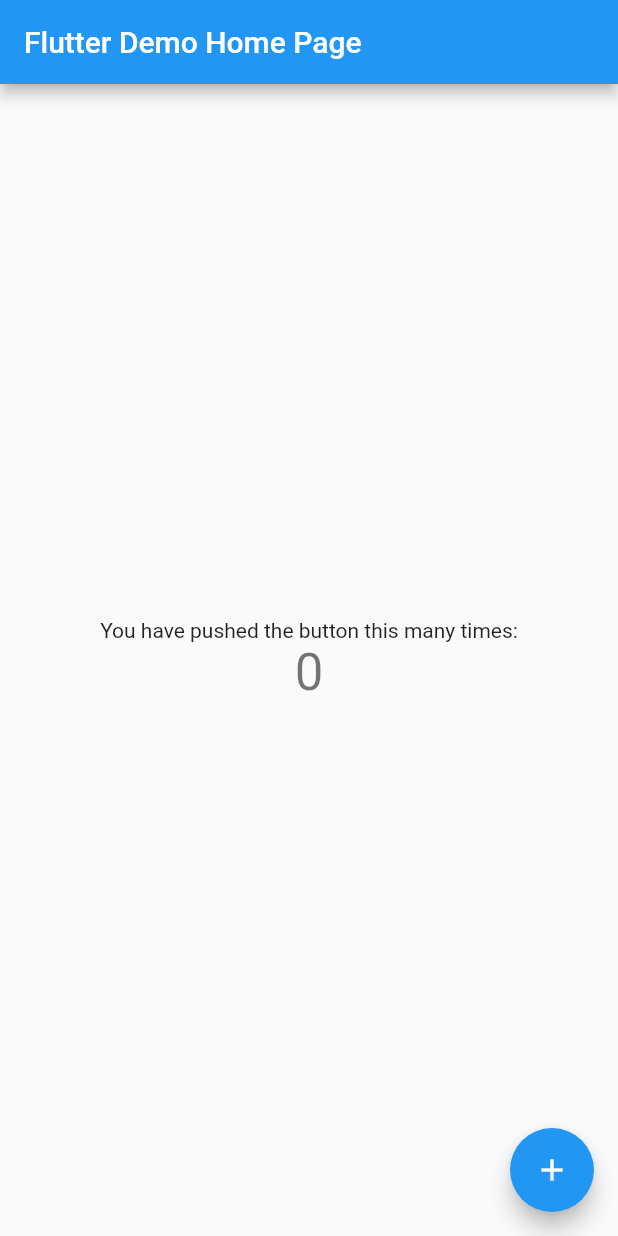
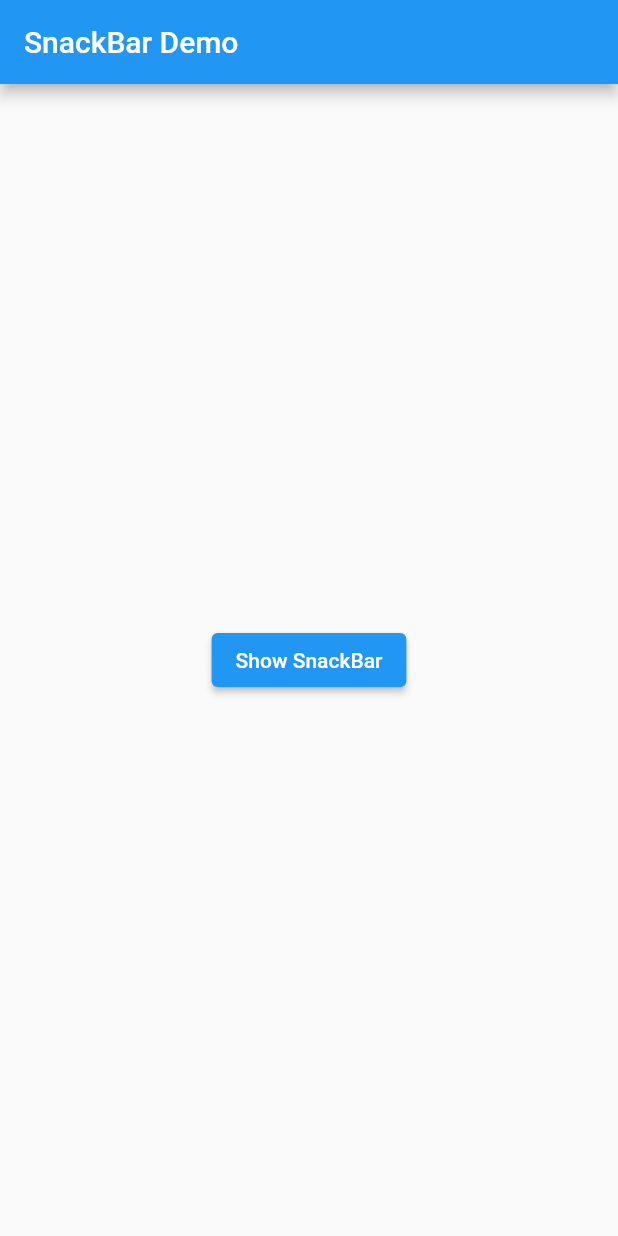
Before and after one commit to chayandashora/penorama, a Flutter app: the screen it shows after launch, on a phone screen of 412 x 824 dp. Run offline on Flutter 3.47's test engine with Material 2 defaults, Android fonts, the phone set to English and light mode, and no system bars.

Commit message:
Boilerplate code removed and demo code added for testing

```diff
--- a/lib/main.dart
+++ b/lib/main.dart
@@ -5,109 +5,42 @@
 }
 
 class MyApp extends StatelessWidget {
-  // This widget is the root of your application.
   @override
   Widget build(BuildContext context) {
     return MaterialApp(
-      title: 'Flutter Demo',
-      theme: ThemeData(
-        // This is the theme of your application.
-        //
-        // Try running your application with "flutter run". You'll see the
-        // application has a blue toolbar. Then, without quitting the app, try
-        // changing the primarySwatch below to Colors.green and then invoke
-        // "hot reload" (press "r" in the console where you ran "flutter run",
-        // or simply save your changes to "hot reload" in a Flutter IDE).
-        // Notice that the counter didn't reset back to zero; the application
-        // is not restarted.
-        primarySwatch: Colors.blue,
+      title: 'SnackBar Demo',
+      home: Scaffold(
+        appBar: AppBar(
+          title: Text('SnackBar Demo'),
+        ),
+        body: SnackBarPage(),
       ),
-      home: MyHomePage(title: 'Flutter Demo Home Page'),
     );
   }
 }
 
-class MyHomePage extends StatefulWidget {
-  MyHomePage({Key? key, this.title}) : super(key: key);
-
-  // This widget is the home page of your application. It is stateful, meaning
-  // that it has a State object (defined below) that contains fields that affect
-  // how it looks.
-
-  // This class is the configuration for the state. It holds the values (in this
-  // case the title) provided by the parent (in this case the App widget) and
-  // used by the build method of the State. Fields in a Widget subclass are
-  // always marked "final".
-
-  final String? title;
-
-  @override
-  _MyHomePageState createState() => _MyHomePageState();
-}
-
-class _MyHomePageState extends State<MyHomePage> {
-  int _counter = 0;
-
-  void _incrementCounter() {
-    setState(() {
-      // This call to setState tells the Flutter framework that something has
-      // changed in this State, which causes it to rerun the build method below
-      // so that the display can reflect the updated values. If we changed
-      // _counter without calling setState(), then the build method would not be
-      // called again, and so nothing would appear to happen.
-      _counter++;
-    });
-  }
-
+class SnackBarPage extends StatelessWidget {
   @override
   Widget build(BuildContext context) {
-    // This method is rerun every time setState is called, for instance as done
-    // by the _incrementCounter method above.
-    //
-    // The Flutter framework has been optimized to make rerunning build methods
-    // fast, so that you can just rebuild anything that needs updating rather
-    // than having to individually change instances of widgets.
-    return Scaffold(
-      appBar: AppBar(
-        // Here we take the value from the MyHomePage object that was created by
-        // the App.build method, and use it to set our appbar title.
-        title: Text(widget.title!),
+    return Center(
+      child: ElevatedButton(
+        onPressed: () {
+          final snackBar = SnackBar(
+            content: Text('Yay! A SnackBar!'),
+            action: SnackBarAction(
+              label: 'Undo',
+              onPressed: () {
+                // Some code to undo the change.
+              },
+            ),
+          );
+
+          // Find the ScaffoldMessenger in the widget tree
+          // and use it to show a SnackBar.
+          ScaffoldMessenger.of(context).showSnackBar(snackBar);
+        },
+        child: Text('Show SnackBar'),
       ),
-      body: Center(
-        // Center is a layout widget. It takes a single child and positions it
-        // in the middle of the parent.
-        child: Column(
-          // Column is also a layout widget. It takes a list of children and
-          // arranges them vertically. By default, it sizes itself to fit its
-          // children horizontally, and tries to be as tall as its parent.
-          //
-          // Invoke "debug painting" (press "p" in the console, choose the
-          // "Toggle Debug Paint" action from the Flutter Inspector in Android
-          // Studio, or the "Toggle Debug Paint" command in Visual Studio Code)
-          // to see the wireframe for each widget.
-          //
-          // Column has various properties to control how it sizes itself and
-          // how it positions its children. Here we use mainAxisAlignment to
-          // center the children vertically; the main axis here is the vertical
-          // axis because Columns are vertical (the cross axis would be
-          // horizontal).
-          mainAxisAlignment: MainAxisAlignment.center,
-          children: <Widget>[
-            Text(
-              'You have pushed the button this many times:',
-            ),
-            Text(
-              '$_counter',
-              style: Theme.of(context).textTheme.headline4,
-            ),
-          ],
-        ),
-      ),
-      floatingActionButton: FloatingActionButton(
-        onPressed: _incrementCounter,
-        tooltip: 'Increment',
-        child: Icon(Icons.add),
-      ), // This trailing comma makes auto-formatting nicer for build methods.
     );
   }
 }
```
Also changed, not shown: pubspec.lock.
